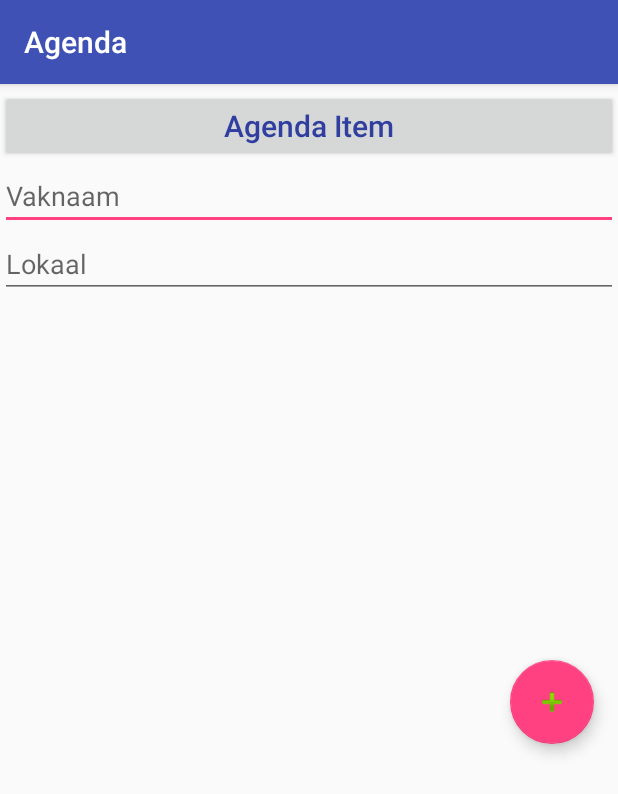
After one commit to uitrich/Project4RarufuNathan, an Android app: the Agenda screen opened directly, with no data from a screen before it, on a phone screen of 412 x 824 dp. The commit adds this screen. Shown: the top 794 px of the screen. Run offline under Robolectric (Android 15) with nearby library versions, the phone set to English and light mode, and no system bars; 1 statement that could not run was skipped.

Commit message:
added all kinds of goods

```diff
--- /dev/null
+++ b/HROSchedule/app/src/main/java/com/example/gebruiker/hroschedule/Agenda.java
@@ -0,0 +1,114 @@
+package com.example.gebruiker.hroschedule;
+
+import android.content.Intent;
+import android.os.Bundle;
+import android.support.design.widget.FloatingActionButton;
+import android.support.design.widget.Snackbar;
+import android.support.v7.app.AppCompatActivity;
+import android.support.v7.widget.Toolbar;
+import android.view.View;
+import android.widget.EditText;
+
+public class Agenda extends AppCompatActivity {
+
+    private EditText Vaknaam;
+    private EditText Lokaal;
+
+    private String Lokaalcode;
+    private String gebouw;
+    private Integer etage;
+    private String lokaal;
+    private Boolean unlockplattegrond = false;
+    private String lokaalsum;
+
+    private Bundle bundle = getIntent().getExtras();
+
+
+    @Override
+    protected void onCreate(Bundle savedInstanceState) {
+        super.onCreate(savedInstanceState);
+        setContentView(R.layout.activity_agenda);
+        Toolbar toolbar = (Toolbar) findViewById(R.id.toolbar);
+        setSupportActionBar(toolbar);
+        final Intent intent = new Intent(Agenda.this, LoginActivity.class);
+
+        Vaknaam = findViewById(R.id.vaknaam);
+        Lokaal = findViewById(R.id.lokaal);
+
+
+
+
+        FloatingActionButton fab = (FloatingActionButton) findViewById(R.id.fab);
+        fab.setOnClickListener(new View.OnClickListener() {
+            @Override
+            public void onClick(View view) {
+                String vaknaam = Vaknaam.getText().toString();
+                String lokaal = Lokaal.getText().toString();
+                if (lokaal.contains("H")) {
+                    gebouw = "H";
+                    etage = getEtage(Lokaalcode);
+                    lokaalsum = gebouw + etage;
+                    lokaal = getLokaal(Lokaalcode, lokaalsum);
+                    if (!Lokaal.getText().toString().isEmpty()) {
+                        intent.putExtra("Vaknaam", vaknaam);
+                        intent.putExtra("Lokaal", lokaal);
+                        startActivity(intent);
+                    }
+                } else if (Lokaalcode.contains("WD")) {
+                    gebouw = "WD";
+                    etage = getEtage(Lokaalcode);
+                    lokaalsum = gebouw + etage;
+                    lokaal = getLokaal(Lokaalcode, lokaalsum);
+                    if (!Lokaal.getText().toString().isEmpty()) {
+                        intent.putExtra("Vaknaam", vaknaam);
+                        intent.putExtra("Lokaal", lokaal);
+                        startActivity(intent);
+                    }
+                } else if (Lokaalcode.contains("WN")) {
+                    gebouw = "WN";
+                    etage = getEtage(Lokaalcode);
+                    lokaalsum = gebouw + etage;
+                    lokaal = getLokaal(Lokaalcode, lokaalsum);
+                    if (!Lokaal.getText().toString().isEmpty()) {
+                        intent.putExtra("Vaknaam", vaknaam);
+                        intent.putExtra("Lokaal", lokaal);
+                        intent.putExtra("itemid", bundle.getString("itemid"));
+                        startActivity(intent);
+                    }
+                } else {
+                    unlockplattegrond = false;
+                    Lokaal.setError("de letter(s) aan het begin van "+ Lokaalcode +" zijn incorrect");
+                    Lokaal.setText("");
+                }
+    }
+
+    public Integer getEtage (String lokaalnr){
+        if (lokaalnr.contains(".0.")) {
+            return 0;
+        } else if (lokaalnr.contains(".1.")) {
+            return 1;
+        } else if (lokaalnr.contains(".2.")) {
+            return 2;
+        } else if (lokaalnr.contains(".3.")) {
+            return 3;
+        } else if (lokaalnr.contains(".4.")) {
+            return 4;
+        } else if (lokaalnr.contains(".5.")) {
+            return 5;
+        } else {
+            Lokaal.setError("Het etagenummer van: " + lokaalnr + ", bestaat niet in het CMI");
+            Lokaal.setText("");
+            return null;
+        }
+    }
+
+    public String getLokaal (String lokaalnr, String lokaalsum){
+
+        return lokaalnr.replace(lokaalsum, "");
+
+    }
+
+        });
+    }
+
+}
--- /dev/null
+++ b/HROSchedule/app/src/main/res/layout/activity_agenda.xml
@@ -0,0 +1,67 @@
+<?xml version="1.0" encoding="utf-8"?>
+<android.support.design.widget.CoordinatorLayout xmlns:android="http://schemas.android.com/apk/res/android"
+    xmlns:app="http://schemas.android.com/apk/res-auto"
+    xmlns:tools="http://schemas.android.com/tools"
+    android:layout_width="match_parent"
+    android:layout_height="match_parent"
+    tools:context=".Agenda">
+
+
+    <android.support.design.widget.AppBarLayout
+        android:layout_width="match_parent"
+        android:layout_height="wrap_content"
+        android:theme="@style/AppTheme.AppBarOverlay">
+
+        <android.support.v7.widget.Toolbar
+            android:id="@+id/toolbar"
+            android:layout_width="match_parent"
+            android:layout_height="?attr/actionBarSize"
+            android:background="?attr/colorPrimary"
+            app:popupTheme="@style/AppTheme.PopupOverlay" />
+
+    </android.support.design.widget.AppBarLayout>
+
+    <include
+        android:id="@+id/include"
+        layout="@layout/content_agenda" />
+
+    <android.support.design.widget.FloatingActionButton
+        android:id="@+id/fab"
+        android:layout_width="wrap_content"
+        android:layout_height="wrap_content"
+        android:layout_gravity="bottom|end"
+        android:layout_margin="@dimen/fab_margin"
+        app:layout_anchor="@+id/include"
+        app:layout_anchorGravity="right|center"
+        app:srcCompat="@android:drawable/ic_input_add" />
+    <RelativeLayout
+        android:layout_width="wrap_content"
+        android:layout_height="wrap_content"
+        android:layout_marginTop="60dp">
+
+        <Button
+            android:layout_width="match_parent"
+            android:layout_height="wrap_content"
+            android:id="@+id/expl"
+            android:clickable="false"
+            android:textAllCaps="false"
+            android:text="Agenda Item"
+            android:textSize="20dp"
+            android:textColor="@color/colorPrimaryDark"
+            />
+        <EditText
+            android:layout_width="match_parent"
+            android:layout_height="wrap_content"
+            android:hint="Vaknaam"
+            android:id="@+id/vaknaam"
+            android:layout_below="@id/expl"
+            />
+        <EditText
+            android:layout_width="match_parent"
+            android:layout_height="wrap_content"
+            android:hint="Lokaal"
+            android:id="@+id/lokaal"
+            android:layout_below="@id/vaknaam"
+            />
+    </RelativeLayout>
+</android.support.design.widget.CoordinatorLayout>
--- /dev/null
+++ b/HROSchedule/app/src/main/res/layout/content_agenda.xml
@@ -0,0 +1,11 @@
+<?xml version="1.0" encoding="utf-8"?>
+<android.support.constraint.ConstraintLayout xmlns:android="http://schemas.android.com/apk/res/android"
+    xmlns:app="http://schemas.android.com/apk/res-auto"
+    xmlns:tools="http://schemas.android.com/tools"
+    android:layout_width="match_parent"
+    android:layout_height="match_parent"
+    app:layout_behavior="@string/appbar_scrolling_view_behavior"
+    tools:context=".Agenda"
+    tools:showIn="@layout/activity_agenda">
+
+</android.support.constraint.ConstraintLayout>
--- a/HROSchedule/app/src/main/res/values/strings.xml
+++ b/HROSchedule/app/src/main/res/values/strings.xml
@@ -21,4 +21,5 @@
     <string name="nav_header_subtitle">android.studio@android.com</string>
     <string name="nav_header_desc">Navigation header</string>
     <string name="action_settings">Settings</string>
+    <string name="title_activity_agenda">Agenda</string>
 </resources>
```
Also changed, not shown: HROSchedule/app/src/main/AndroidManifest.xml (+8 -3 lines), HROSchedule/app/src/main/java/com/example/gebruiker/hroschedule/LoginActivity.java (+112 -54 lines), HROSchedule/app/src/main/res/layout/activity_login.xml (+33 -9 lines).
